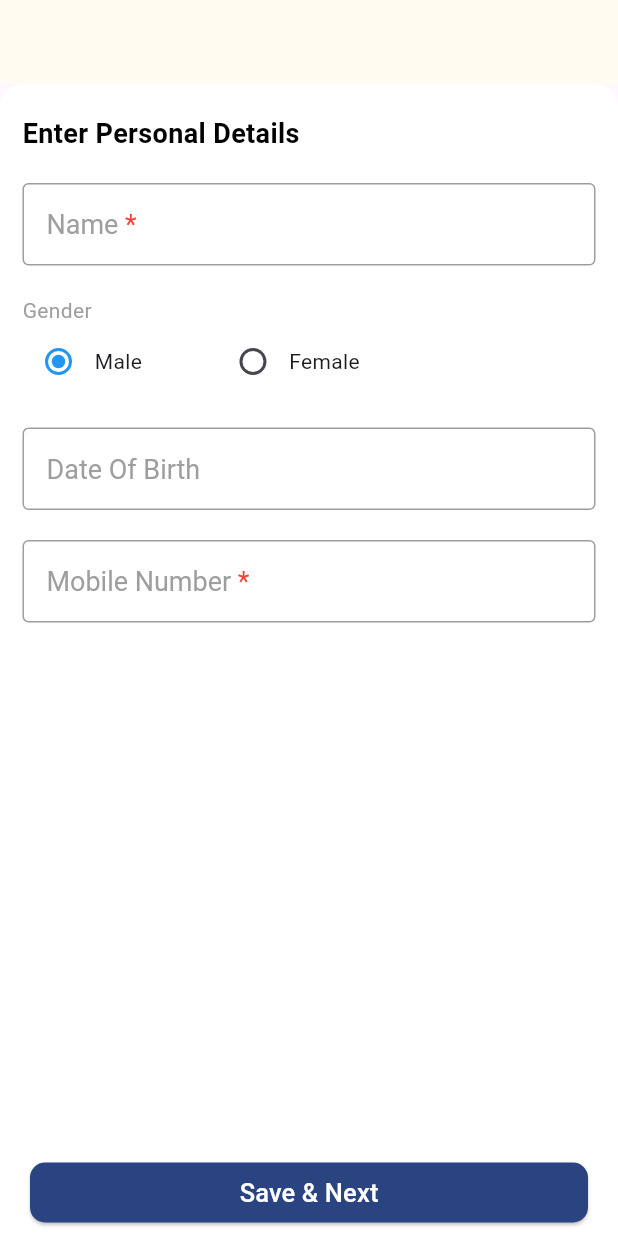
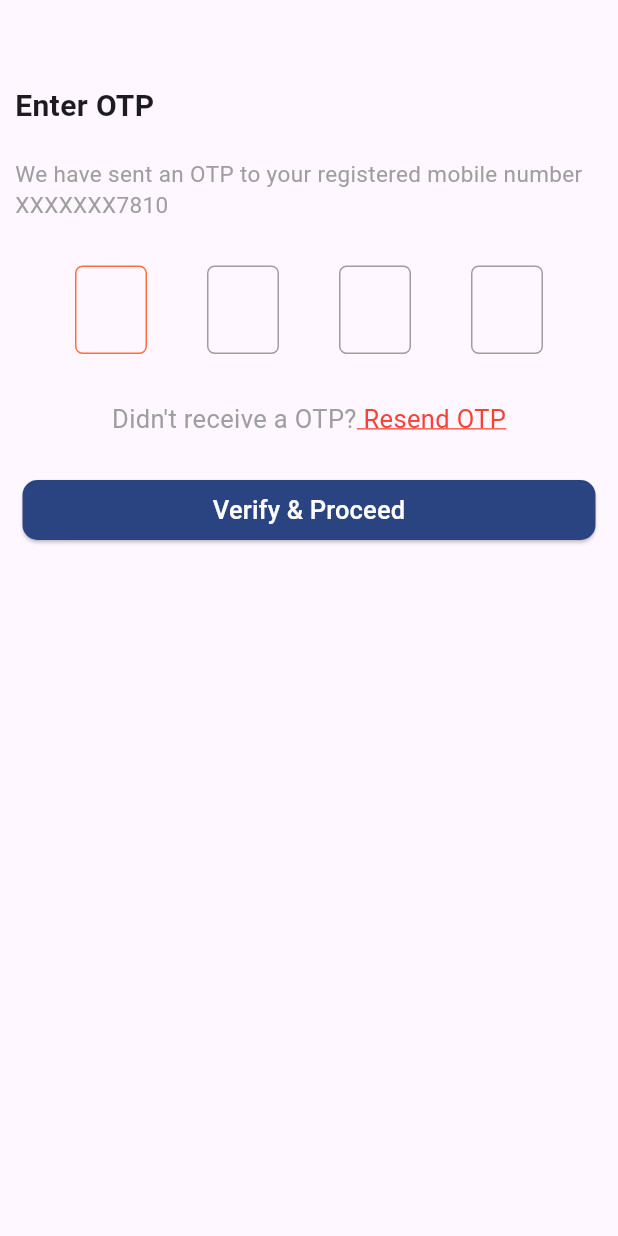
Before and after one commit to mallikaroy14/flutter-application, a Flutter app: the screen it shows after launch, on a phone screen of 412 x 824 dp. Run offline on Flutter 3.47's test engine with Material 3 defaults, Android fonts, the phone set to English and light mode, and no system bars; our stand-ins replace geocoding, geolocator, image_picker, permission_handler, shared_preferences; missing offline and left inert: dart:ffi.

Commit message:
OTP screen added

```diff
--- a/lib/main.dart
+++ b/lib/main.dart
@@ -1,6 +1,7 @@
 import 'package:feburary_flutter/screens/CameraPermissionHandle.dart';
 import 'package:feburary_flutter/screens/CreditProfileScreen.dart';
 import 'package:feburary_flutter/screens/LoginScreen.dart';
+import 'package:feburary_flutter/screens/OTPScreen.dart';
 import 'package:feburary_flutter/screens/PermisionHandlreScreen.dart';
 import 'package:flutter/material.dart';
 import 'package:flutter/services.dart';
@@ -59,7 +60,8 @@ class _MyAppState extends State<MyApp1> {
       home:
       // CameraPermissionHandle(),
       // PermissionHandlerScreen(),
-        CreditProfile(),
+      //   CreditProfile(),
+      OTPScreen(),
       supportedLocales: const [
         Locale('en', ''),
         Locale('hi', '')
--- a/lib/screens/CreditProfileScreen.dart
+++ b/lib/screens/CreditProfileScreen.dart
@@ -12,9 +12,24 @@ class CreditProfile extends StatefulWidget {
   State<StatefulWidget> createState() => _creditProfile();
 }
 
+enum ColorLabel {
+  blue('Blue', Colors.blue),
+  pink('Pink', Colors.pink),
+  green('Green', Colors.green),
+  yellow('Orange', Colors.orange),
+  grey('Grey', Colors.grey);
+
+  const ColorLabel(this.label, this.color);
+
+  final String label;
+  final Color color;
+}
+
 class _creditProfile extends State<CreditProfile> {
   // int selectedValue = 1;
+
   String? _radioSelected = "Male";
+  final TextEditingController iconController = TextEditingController();
 
   @override
   Widget build(BuildContext context) {
@@ -28,8 +43,7 @@ class _creditProfile extends State<CreditProfile> {
                     onPressed: () => {Navigator.of(context).pop()},
                     icon: Icon(Icons.arrow_back, color: Colors.black))
                 : null),
-        body:
-        Expanded(
+        body: Expanded(
           child: Center(
               child: Column(
             children: [
@@ -55,20 +69,25 @@ class _creditProfile extends State<CreditProfile> {
                           const SizedBox(
                             height: 20,
                           ),
-                            const CustomTextFieldWithAsterisk(fieldName: 'Name', keyboardType:  TextInputType.name),
+                          const CustomTextFieldWithAsterisk(
+                              fieldName: 'Name',
+                              keyboardType: TextInputType.name),
                           const SizedBox(
                             height: 20,
                           ),
-                            Text("Gender", style: TextStyle(color: Colors.grey),),
+                          Text(
+                            "Gender",
+                            style: TextStyle(color: Colors.grey),
+                          ),
                           addRadioButton("Female", "Male"),
-                            const SizedBox(
-                              height: 20,
-                            ),
-                            const CustomTextField(fieldName: 'Date Of Birth', keyboardType:  TextInputType.datetime ),
-                            const SizedBox(
-                              height: 20,
-                            ),
-                            const CustomTextFieldWithAsterisk(fieldName: 'Mobile Number', keyboardType:  TextInputType.phone,),
+                          // const SizedBox(
+                          //   height: 20,
+                          // ),
+                          // const CustomTextField(fieldName: 'Date Of Birth', keyboardType:  TextInputType.datetime ),
+                          // const SizedBox(
+                          //   height: 20,
+                          // ),
+                          // const CustomTextFieldWithAsterisk(fieldName: 'Mobile Number', keyboardType:  TextInputType.phone,),
                           const SizedBox(
                             height: 20,
                           ),
@@ -76,6 +95,26 @@ class _creditProfile extends State<CreditProfile> {
                           // const SizedBox(
                           //   height: 20,
                           // ),
+
+                          DropdownMenu(
+                            width: double.infinity,
+                              controller: iconController, dropdownMenuEntries: []
+                          // ColorLabel.values
+                          //     .map<DropdownMenuEntry<ColorLabel>>(
+                          //         (ColorLabel color) {
+                          //       return DropdownMenuEntry<ColorLabel>(
+                          //         value: color,
+                          //         label: color.label,
+                          //         enabled: color.label != 'Grey',
+                          //         style: MenuItemButton.styleFrom(
+                          //           foregroundColor: color.color,
+                          //         ),
+                          //       );
+                          //     }).toList(),
+                              // dropdownMenuEntries: ColorLabel.values
+                              //     .map<DropdownMenuEntry<ColorLabel>>()
+                                ),
+
                           Expanded(
                               child: Align(
                             alignment: Alignment.bottomCenter,
@@ -94,17 +133,16 @@ class _creditProfile extends State<CreditProfile> {
                                     style: TextStyle(
                                         color: Colors.white,
                                         fontSize: 17,
-                                          fontWeight: FontWeight.w500)),
+                                        fontWeight: FontWeight.w500)
+                                ),
                               ),
                             ),
                           ))
                         ],
                       )))
             ],
-            )
-          ),
-        )
-    );
+          )),
+        ));
   }
 
   Row addRadioButton(String data, String data2) {
--- /dev/null
+++ b/lib/screens/OTPScreen.dart
@@ -0,0 +1,120 @@
+import 'package:flutter/cupertino.dart';
+import 'package:flutter/material.dart';
+import 'package:flutter/services.dart';
+import 'package:path/path.dart';
+
+class OTPScreen extends StatelessWidget {
+  @override
+  Widget build(BuildContext context) {
+    String mobileNumber = "XXXXXXX7810";
+
+    return Scaffold(
+      appBar: AppBar(),
+      body: Container(
+        padding: EdgeInsets.only(left: 10, right: 10),
+        child: Column(
+          mainAxisAlignment: MainAxisAlignment.start,
+          crossAxisAlignment: CrossAxisAlignment.start,
+          children: [
+            const Text("Enter OTP",
+                style: TextStyle(fontWeight: FontWeight.bold, fontSize: 20)),
+            const SizedBox(
+              height: 20,
+            ),
+            Text(
+                "We have sent an OTP to your registered mobile number $mobileNumber",
+                style: TextStyle(
+                    fontSize: 15,
+                    fontWeight: FontWeight.normal,
+                    color: Colors.grey)),
+            const SizedBox(
+              height: 30,
+            ),
+            Row(
+              mainAxisAlignment: MainAxisAlignment.spaceEvenly,
+              children: [
+                _textFieldOTP(first: true, last: false, context: context),
+                _textFieldOTP(first: true, last: false, context: context),
+                _textFieldOTP(first: true, last: false, context: context),
+                _textFieldOTP(first: true, last: true, context: context)
+              ],
+            ),
+            const SizedBox(
+              height: 30,
+            ),
+            const Row(mainAxisAlignment: MainAxisAlignment.center, children: [
+              Text(
+                "Didn't receive a OTP?",
+                style: TextStyle(
+                    color: Colors.grey,
+                    fontSize: 17,
+                    fontWeight: FontWeight.normal),
+              ),
+              Text(" Resend OTP",
+                  style: TextStyle(
+                      decoration: TextDecoration.underline,
+                      decorationColor: Colors.red,
+                      color: Colors.red,
+                      fontSize: 17,
+                      fontWeight: FontWeight.normal))
+            ]),
+            const SizedBox(
+              height: 20,
+            ),
+            Container(
+              margin: EdgeInsets.all(5),
+              width: double.infinity,
+              child: ElevatedButton(
+                style: ElevatedButton.styleFrom(
+                    backgroundColor: Color.fromRGBO(042, 068, 130, 50),
+                    shape: RoundedRectangleBorder(
+                        borderRadius: BorderRadius.circular(10))),
+                onPressed: () {},
+                child: const Text("Verify & Proceed",
+                    style: TextStyle(
+                        color: Colors.white,
+                        fontSize: 17,
+                        fontWeight: FontWeight.w500)),
+              ),
+            )
+          ],
+        ),
+      ),
+    );
+  }
+
+  _textFieldOTP({required bool first, required bool last, required context}) {
+    return Container(
+      height: 60,
+      child: AspectRatio(
+        aspectRatio: 0.8,
+        child: TextField(
+          autofocus: true,
+          onChanged: (value) {
+            if (value.length == 1 && last == false) {
+              FocusScope.of(context).nextFocus();
+            }
+            if (value.length == 0 && first == true) {
+              FocusScope.of(context).previousFocus();
+            }
+          },
+          showCursor: false,
+          readOnly: false,
+          textAlign: TextAlign.center,
+          style: TextStyle(fontSize: 18, fontWeight: FontWeight.bold),
+          keyboardType: TextInputType.number,
+          maxLength: 1,
+          decoration: InputDecoration(
+              counter: Offstage(),
+              enabledBorder: OutlineInputBorder(
+                  borderSide: BorderSide(width: 1, color: Colors.grey),
+                  borderRadius: BorderRadius.circular(5)),
+              focusedBorder: OutlineInputBorder(
+                  borderSide:
+                      BorderSide(width: 1, color: Colors.deepOrangeAccent),
+                  borderRadius: BorderRadius.circular(5))),
+        ),
+      ),
+    );
+  }
+}
```
Lines whose indentation alone changed are shown as unchanged.
